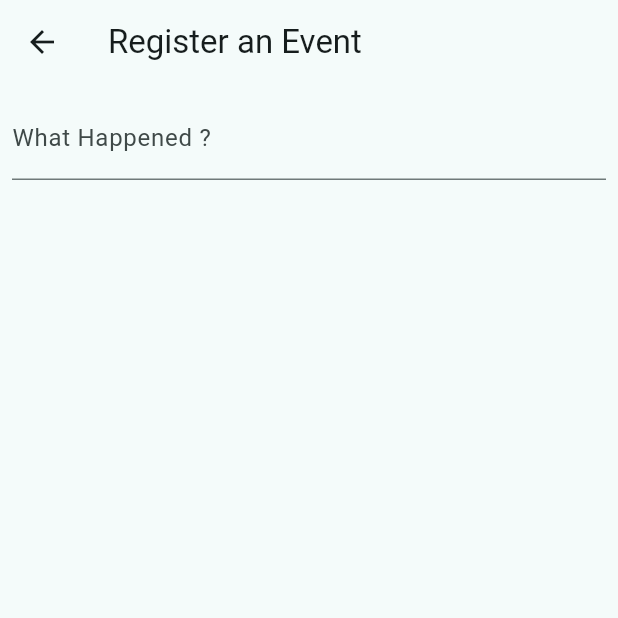
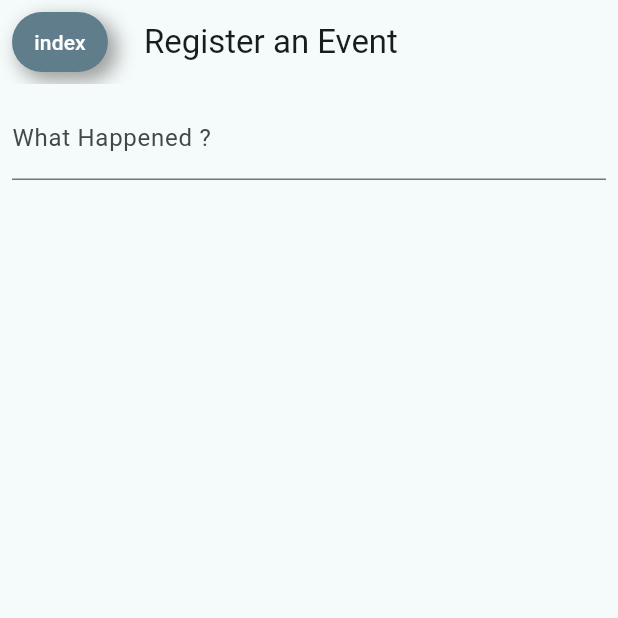
Before and after one commit to dongri727/chronomap-mobile, a Flutter app: the screen it shows after launch, after a tap on "Registration", on a phone screen of 412 x 824 dp, the top half of it. Run offline on Flutter 3.47's test engine with Material 3 defaults, Android fonts, the phone set to English and light mode, and no system bars; missing offline and left inert: acorn_client, serverpod_flutter.

Commit message:
ナビボタン

```diff
--- a/lib/register_page.dart
+++ b/lib/register_page.dart
@@ -1,3 +1,5 @@
+import 'package:chronomap_mobile/index_page.dart';
+import 'package:chronomap_mobile/utils/navi_button.dart';
 import 'package:flutter/material.dart';
 import 'package:acorn_client/acorn_client.dart';
 import 'main.dart';
@@ -23,6 +25,11 @@ class RegisterPageState extends State<RegisterPage> {
   Widget build(BuildContext context) {
     return Scaffold(
       appBar: AppBar(
+        leading: const NavigationButton(
+          destinationPage: IndexPage(),
+          buttonText: 'index',
+        ),
+        leadingWidth: 80,
         title: const Text('Register an Event'),
       ),
       body: Column( // Columnウィジェットを使用して、TextFieldとListView.builderを縦に並べます
--- a/lib/search_page.dart
+++ b/lib/search_page.dart
@@ -1,7 +1,9 @@
 import 'package:chronomap_mobile/timeline/scalable.dart';
 import 'package:chronomap_mobile/utils/button.dart';
+import 'package:chronomap_mobile/utils/navi_button.dart';
 import 'package:flutter/material.dart';
 import 'package:acorn_client/acorn_client.dart';
+import 'index_page.dart';
 import 'main.dart';
 import 'utils/countries_list.dart';
 
@@ -61,6 +63,11 @@ class SearchPageState extends State<SearchPage> {
   Widget build(BuildContext context) {
     return Scaffold(
       appBar: AppBar(
+        leading: const NavigationButton(
+          destinationPage: IndexPage(),
+          buttonText: 'index',
+        ),
+        leadingWidth: 80,
         title: const Text('ChronoMap Search'),
       ),
       body: Column(
--- /dev/null
+++ b/lib/utils/navi_button.dart
@@ -0,0 +1,30 @@
+import 'package:flutter/material.dart';
+import 'shadowed_container.dart';
+
+class NavigationButton extends StatelessWidget {
+  final Widget destinationPage;
+  final String buttonText;
+
+  const NavigationButton({
+    super.key,
+    required this.destinationPage,
+    required this.buttonText,
+  });
+
+  @override
+  Widget build(BuildContext context) {
+    return Padding(
+      padding: const EdgeInsets.all(8.0),
+      child: ShadowedContainer(
+        child: TextButton(
+          style: TextButton.styleFrom(backgroundColor: Colors.blueGrey),
+          child: Text(buttonText, style: const TextStyle(color: Colors.white)),
+          onPressed: () => Navigator.push<String>(
+            context,
+            MaterialPageRoute(builder: (context) => destinationPage),
+          ),
+        ),
+      ),
+    );
+  }
+}
--- a/lib/utils/shadowed_container.dart
+++ b/lib/utils/shadowed_container.dart
@@ -19,7 +19,7 @@ class ShadowedContainer extends StatelessWidget {
               color: Colors.grey,
               spreadRadius: 1.0,
               blurRadius: 10.0,
-              offset: Offset(10, 10),
+              offset: Offset(5, 5),
             )
           ]
       ),
```
Also changed, not shown: 1 other file.
